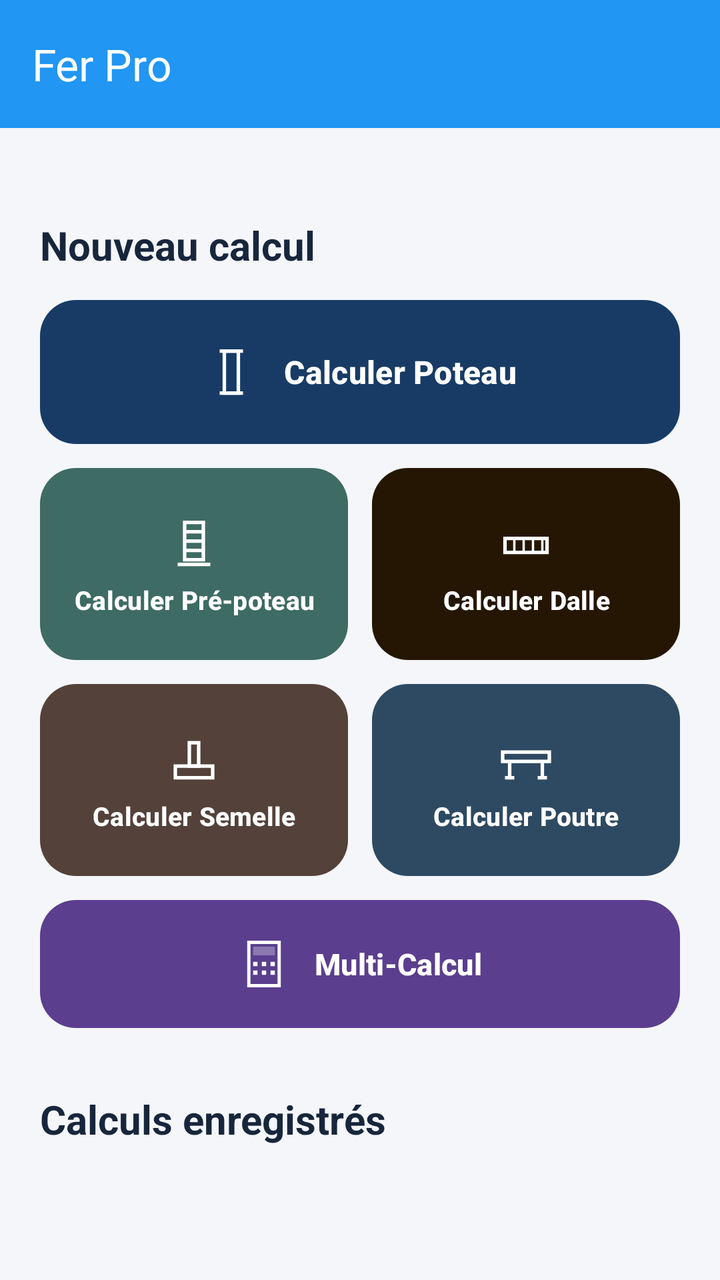
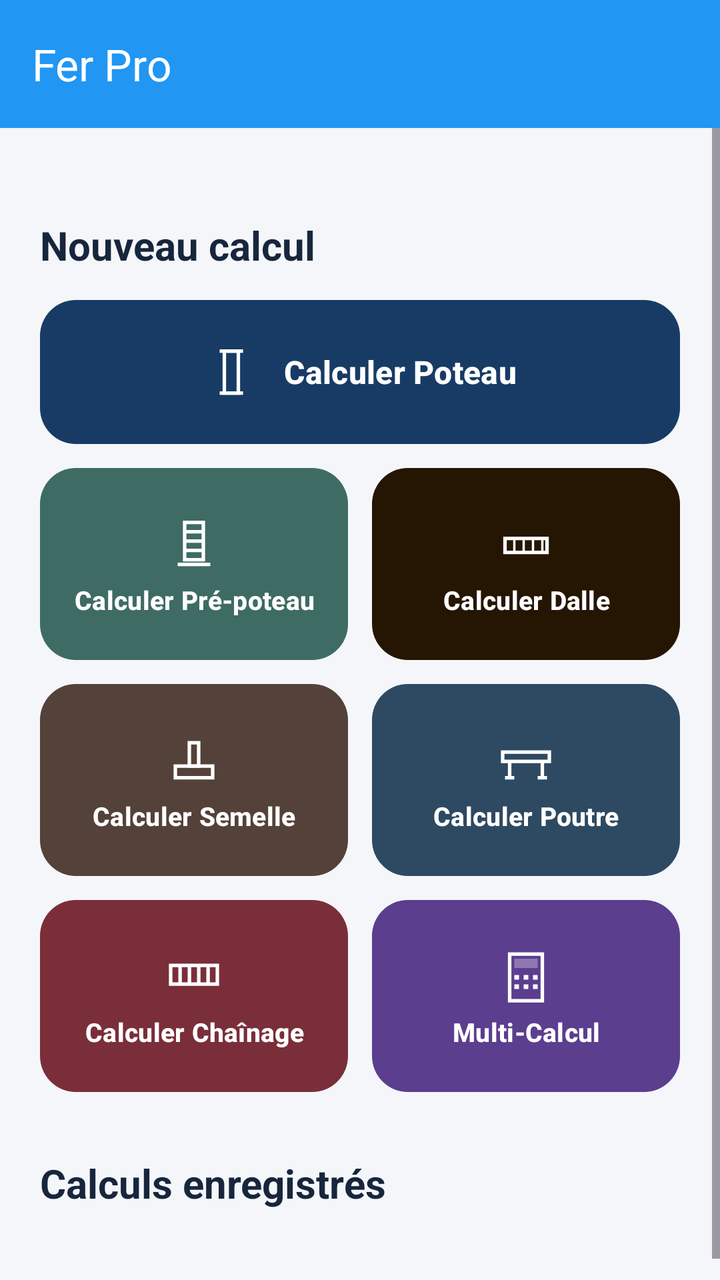

Compare the two renders of this Android layout. The source of the first and the diff that turns it into the second are given below.
<!-- AndroidManifest.xml: application theme Theme.GKMBarFer -->
<!-- res/layout/activity_calculs_client.xml -->
<?xml version="1.0" encoding="utf-8"?>
<LinearLayout xmlns:android="http://schemas.android.com/apk/res/android"
    xmlns:app="http://schemas.android.com/apk/res-auto"
    android:layout_width="match_parent"
    android:layout_height="match_parent"
    android:background="#F4F6FA"
    android:orientation="vertical">

    <include layout="@layout/layout_header" />

    <ScrollView
        android:layout_width="match_parent"
        android:layout_height="0dp"
        android:layout_weight="1"
        android:clipToPadding="false"
        android:fillViewport="true">

        <LinearLayout
            android:layout_width="match_parent"
            android:layout_height="wrap_content"
            android:orientation="vertical"
            android:paddingStart="20dp"
            android:paddingTop="20dp"
            android:paddingEnd="20dp"
            android:paddingBottom="32dp">

            <TextView
                android:id="@+id/tvInfoClient"
                android:layout_width="match_parent"
                android:layout_height="wrap_content"
                android:layout_marginBottom="6dp"
                android:textColor="#526176"
                android:textSize="14sp" />

            <TextView
                android:layout_width="match_parent"
                android:layout_height="wrap_content"
                android:layout_marginBottom="14dp"
                android:text="@string/client_nouveau_calcul"
                android:textColor="#17263C"
                android:textSize="20sp"
                android:textStyle="bold" />

            
            <com.google.android.material.button.MaterialButton
                android:id="@+id/btnCalculerPoteau"
                style="@style/Widget.Material3.Button"
                android:layout_width="match_parent"
                android:layout_height="72dp"
                android:layout_marginBottom="12dp"
                android:insetTop="0dp"
                android:insetBottom="0dp"
                android:text="@string/calculer_poteau"
                android:textAllCaps="false"
                android:textColor="#FFFFFF"
                android:textSize="16sp"
                android:textStyle="bold"
                app:backgroundTint="#173B65"
                app:cornerRadius="18dp"
                app:icon="@drawable/ic_poteau"
                app:iconGravity="textStart"
                app:iconPadding="12dp"
                app:iconSize="28dp"
                app:iconTint="#FFFFFF" />

            
            <LinearLayout
                android:layout_width="match_parent"
                android:layout_height="wrap_content"
                android:layout_marginBottom="12dp"
                android:orientation="horizontal">

                <com.google.android.material.button.MaterialButton
                    android:id="@+id/btnCalculerPrePoteau"
                    style="@style/Widget.Material3.Button"
                    android:layout_width="0dp"
                    android:layout_height="96dp"
                    android:layout_marginEnd="6dp"
                    android:layout_weight="1"
                    android:insetTop="0dp"
                    android:insetBottom="0dp"
                    android:maxLines="2"
                    android:paddingStart="8dp"
                    android:paddingEnd="8dp"
                    android:text="@string/calculer_pre_poteau"
                    android:textAllCaps="false"
                    android:textColor="#FFFFFF"
                    android:textSize="13sp"
                    android:textStyle="bold"
                    app:backgroundTint="#3E6B63"
                    app:cornerRadius="18dp"
                    app:icon="@drawable/ic_pre_poteau"
                    app:iconGravity="textTop"
                    app:iconPadding="8dp"
                    app:iconSize="28dp"
                    app:iconTint="#FFFFFF" />

                <com.google.android.material.button.MaterialButton
                    android:id="@+id/btnCalculerDalle"
                    style="@style/Widget.Material3.Button"
                    android:layout_width="0dp"
                    android:layout_height="96dp"
                    android:layout_marginStart="6dp"
                    android:layout_weight="1"
                    android:insetTop="0dp"
                    android:insetBottom="0dp"
                    android:maxLines="2"
                    android:paddingStart="8dp"
                    android:paddingEnd="8dp"
                    android:text="@string/calculer_dalle"
                    android:textAllCaps="false"
                    android:textColor="#FFFFFF"
                    android:textSize="13sp"
                    android:textStyle="bold"
                    app:backgroundTint="#251603"
                    app:cornerRadius="18dp"
                    app:icon="@drawable/ic_dalle"
                    app:iconGravity="textTop"
                    app:iconPadding="8dp"
                    app:iconSize="28dp"
                    app:iconTint="#FFFFFF" />

            </LinearLayout>

            
            <LinearLayout
                android:layout_width="match_parent"
                android:layout_height="wrap_content"
                android:layout_marginBottom="12dp"
                android:orientation="horizontal">

                <com.google.android.material.button.MaterialButton
                    android:id="@+id/btnCalculerSemelle"
                    style="@style/Widget.Material3.Button"
                    android:layout_width="0dp"
                    android:layout_height="96dp"
                    android:layout_marginEnd="6dp"
                    android:layout_weight="1"
                    android:insetTop="0dp"
                    android:insetBottom="0dp"
                    android:maxLines="2"
                    android:paddingStart="8dp"
                    android:paddingEnd="8dp"
                    android:text="@string/calculer_semelle"
                    android:textAllCaps="false"
                    android:textColor="#FFFFFF"
                    android:textSize="13sp"
                    android:textStyle="bold"
                    app:backgroundTint="#54413A"
                    app:cornerRadius="18dp"
                    app:icon="@drawable/ic_semelle"
                    app:iconGravity="textTop"
                    app:iconPadding="8dp"
                    app:iconSize="28dp"
                    app:iconTint="#FFFFFF" />

                <com.google.android.material.button.MaterialButton
                    android:id="@+id/btnCalculerPoutre"
                    style="@style/Widget.Material3.Button"
                    android:layout_width="0dp"
                    android:layout_height="96dp"
                    android:layout_marginStart="6dp"
                    android:layout_weight="1"
                    android:insetTop="0dp"
                    android:insetBottom="0dp"
                    android:maxLines="2"
                    android:paddingStart="8dp"
                    android:paddingEnd="8dp"
                    android:text="@string/calculer_poutre"
                    android:textAllCaps="false"
                    android:textColor="#FFFFFF"
                    android:textSize="13sp"
                    android:textStyle="bold"
                    app:backgroundTint="#2E4A62"
                    app:cornerRadius="18dp"
                    app:icon="@drawable/ic_poutre"
                    app:iconGravity="textTop"
                    app:iconPadding="8dp"
                    app:iconSize="28dp"
                    app:iconTint="#FFFFFF" />

            </LinearLayout>

            
            <com.google.android.material.button.MaterialButton
                android:id="@+id/btnCalculerMulti"
                style="@style/Widget.Material3.Button"
                android:layout_width="match_parent"
                android:layout_height="64dp"
                android:insetTop="0dp"
                android:insetBottom="0dp"
                android:text="@string/multi_calcul"
                android:textAllCaps="false"
                android:textColor="#FFFFFF"
                android:textSize="15sp"
                android:textStyle="bold"
                app:backgroundTint="#5B3E8E"
                app:cornerRadius="18dp"
                app:icon="@drawable/ic_calculate"
                app:iconGravity="textStart"
                app:iconPadding="12dp"
                app:iconSize="26dp"
                app:iconTint="#FFFFFF" />

            <TextView
                android:layout_width="match_parent"
                android:layout_height="wrap_content"
                android:layout_marginTop="32dp"
                android:layout_marginBottom="14dp"
                android:text="@string/client_calculs_enregistres"
                android:textColor="#17263C"
                android:textSize="20sp"
                android:textStyle="bold" />

            <TextView
                android:id="@+id/tvAucunCalcul"
                android:layout_width="match_parent"
                android:layout_height="wrap_content"
                android:gravity="center"
                android:padding="24dp"
                android:text="@string/aucun_calcul_client"
                android:textColor="#526176"
                android:textSize="14sp"
                android:visibility="gone" />

            <LinearLayout
                android:id="@+id/layoutCalculs"
                android:layout_width="match_parent"
                android:layout_height="wrap_content"
                android:orientation="vertical" />

        </LinearLayout>
    </ScrollView>

</LinearLayout>
<!-- res/layout/layout_header.xml (included above) -->
<?xml version="1.0" encoding="utf-8"?>
<com.google.android.material.appbar.MaterialToolbar
    xmlns:android="http://schemas.android.com/apk/res/android"
    xmlns:app="http://schemas.android.com/apk/res-auto"
    android:id="@+id/toolbar"
    android:layout_width="match_parent"
    android:layout_height="?attr/actionBarSize"
    android:background="@color/primary"
    android:minHeight="?attr/actionBarSize"
    app:title="@string/app_name"
    app:titleTextColor="@color/white" />
<!-- resources referenced by this layout -->
<resources>
  <color name="primary">#2196F3</color>
  <color name="white">#FFFFFFFF</color>
  <!-- drawable ic_dalle (drawable) -->
  <?xml version="1.0" encoding="utf-8"?>
  <vector xmlns:android="http://schemas.android.com/apk/res/android"
      android:width="24dp"
      android:height="24dp"
      android:viewportWidth="24"
      android:viewportHeight="24">
      <path
          android:strokeColor="#FFFFFFFF"
          android:strokeWidth="1.5"
          android:pathData="M3,9 H21 V15 H3 Z" />
      <path
          android:strokeColor="#FFFFFFFF"
          android:strokeWidth="1"
          android:pathData="M7,9 V15 M11,9 V15 M15,9 V15 M19,9 V15" />
  </vector>
  <!-- drawable ic_poteau (drawable) -->
  <?xml version="1.0" encoding="utf-8"?>
  <vector xmlns:android="http://schemas.android.com/apk/res/android"
      android:width="24dp"
      android:height="24dp"
      android:viewportWidth="24"
      android:viewportHeight="24">
      <path
          android:strokeColor="#FFFFFFFF"
          android:strokeWidth="1.5"
          android:pathData="M9,3 H15 V21 H9 Z" />
      <path
          android:strokeColor="#FFFFFFFF"
          android:strokeWidth="1.5"
          android:pathData="M7,3 H17 M7,21 H17" />
  </vector>
  <!-- drawable ic_semelle (drawable) -->
  <?xml version="1.0" encoding="utf-8"?>
  <vector xmlns:android="http://schemas.android.com/apk/res/android"
      android:width="24dp"
      android:height="24dp"
      android:viewportWidth="24"
      android:viewportHeight="24">
      <path
          android:strokeColor="#FFFFFFFF"
          android:strokeWidth="1.5"
          android:pathData="M10,4 H14 V14 H10 Z" />
      <path
          android:strokeColor="#FFFFFFFF"
          android:strokeWidth="1.5"
          android:pathData="M4,14 H20 V19 H4 Z" />
  </vector>
  <string name="app_name" translatable="false">Fer Pro</string>
  <string name="aucun_calcul_client">Aucun calcul enregistré pour ce client.</string>
  <string name="calculer_dalle">Calculer Dalle</string>
  <string name="calculer_poteau">Calculer Poteau</string>
  <string name="calculer_poutre">Calculer Poutre</string>
  <string name="calculer_pre_poteau">Calculer Pré-poteau</string>
  <string name="calculer_semelle">Calculer Semelle</string>
  <string name="client_calculs_enregistres">Calculs enregistrés</string>
  <string name="client_nouveau_calcul">Nouveau calcul</string>
  <string name="multi_calcul">Multi-Calcul</string>
  <style name="Theme.GKMBarFer" parent="Base.Theme.GKMBarFer" />
  <style name="Base.Theme.GKMBarFer" parent="Theme.Material3.Light.NoActionBar">
          <item name="colorPrimary">@color/primary</item>
          <item name="colorPrimaryVariant">@color/primary_dark</item>
          <item name="colorOnPrimary">@color/white</item>
          <item name="android:windowBackground">@color/background</item>
          <item name="android:forceDarkAllowed" tools:targetApi="29">false</item>
      </style>
  <color name="primary_dark">#1976D2</color>
  <color name="background">#F5F5F5</color>
  <!-- unchanged entries left out for length: 3 -->
</resources>

<!-- the commit's change to res/layout/activity_calculs_client.xml (unified diff, before → after) -->
@@ -182,25 +182,62 @@
             </LinearLayout>
 
             
-            <com.google.android.material.button.MaterialButton
-                android:id="@+id/btnCalculerMulti"
-                style="@style/Widget.Material3.Button"
-                android:layout_width="match_parent"
-                android:layout_height="64dp"
-                android:insetTop="0dp"
-                android:insetBottom="0dp"
-                android:text="@string/multi_calcul"
-                android:textAllCaps="false"
-                android:textColor="#FFFFFF"
-                android:textSize="15sp"
-                android:textStyle="bold"
-                app:backgroundTint="#5B3E8E"
-                app:cornerRadius="18dp"
-                app:icon="@drawable/ic_calculate"
-                app:iconGravity="textStart"
-                app:iconPadding="12dp"
-                app:iconSize="26dp"
-                app:iconTint="#FFFFFF" />
+            <LinearLayout
+                android:layout_width="match_parent"
+                android:layout_height="wrap_content"
+                android:orientation="horizontal">
+
+                <com.google.android.material.button.MaterialButton
+                    android:id="@+id/btnCalculerChainage"
+                    style="@style/Widget.Material3.Button"
+                    android:layout_width="0dp"
+                    android:layout_height="96dp"
+                    android:layout_marginEnd="6dp"
+                    android:layout_weight="1"
+                    android:insetTop="0dp"
+                    android:insetBottom="0dp"
+                    android:maxLines="2"
+                    android:paddingStart="8dp"
+                    android:paddingEnd="8dp"
+                    android:text="@string/calculer_chainage"
+                    android:textAllCaps="false"
+                    android:textColor="#FFFFFF"
+                    android:textSize="13sp"
+                    android:textStyle="bold"
+                    app:backgroundTint="#7A2E3A"
+                    app:cornerRadius="18dp"
+                    app:icon="@drawable/ic_chainage"
+                    app:iconGravity="textTop"
+                    app:iconPadding="8dp"
+                    app:iconSize="28dp"
+                    app:iconTint="#FFFFFF" />
+
+                <com.google.android.material.button.MaterialButton
+                    android:id="@+id/btnCalculerMulti"
+                    style="@style/Widget.Material3.Button"
+                    android:layout_width="0dp"
+                    android:layout_height="96dp"
+                    android:layout_marginStart="6dp"
+                    android:layout_weight="1"
+                    android:insetTop="0dp"
+                    android:insetBottom="0dp"
+                    android:maxLines="2"
+                    android:paddingStart="8dp"
+                    android:paddingEnd="8dp"
+                    android:text="@string/multi_calcul"
+                    android:textAllCaps="false"
+                    android:textColor="#FFFFFF"
+                    android:textSize="13sp"
+                    android:textStyle="bold"
+                    app:backgroundTint="#5B3E8E"
+                    app:cornerRadius="18dp"
+                    app:icon="@drawable/ic_calculate"
+                    app:iconGravity="textTop"
+                    app:iconPadding="8dp"
+                    app:iconSize="28dp"
+                    app:iconTint="#FFFFFF" />
+
+            </LinearLayout>
 
             <TextView
                 android:layout_width="match_parent"
<!-- resource entries referenced after the edit -->
@@ -2,6 +2,22 @@
 <resources>
   <color name="primary">#2196F3</color>
   <color name="white">#FFFFFFFF</color>
+  <!-- drawable ic_chainage (drawable) -->
+  <?xml version="1.0" encoding="utf-8"?>
+  <vector xmlns:android="http://schemas.android.com/apk/res/android"
+      android:width="24dp"
+      android:height="24dp"
+      android:viewportWidth="24"
+      android:viewportHeight="24">
+      <path
+          android:strokeColor="#FFFFFFFF"
+          android:strokeWidth="1.5"
+          android:pathData="M2,8 H22 V16 H2 Z" />
+      <path
+          android:strokeColor="#FFFFFFFF"
+          android:strokeWidth="1.5"
+          android:pathData="M6,8 V16 M10,8 V16 M14,8 V16 M18,8 V16" />
+  </vector>
   <!-- drawable ic_dalle (drawable) -->
   <?xml version="1.0" encoding="utf-8"?>
   <vector xmlns:android="http://schemas.android.com/apk/res/android"
@@ -52,6 +68,7 @@
   </vector>
   <string name="app_name" translatable="false">Fer Pro</string>
   <string name="aucun_calcul_client">Aucun calcul enregistré pour ce client.</string>
+  <string name="calculer_chainage">Calculer Chaînage</string>
   <string name="calculer_dalle">Calculer Dalle</string>
   <string name="calculer_poteau">Calculer Poteau</string>
   <string name="calculer_poutre">Calculer Poutre</string>
